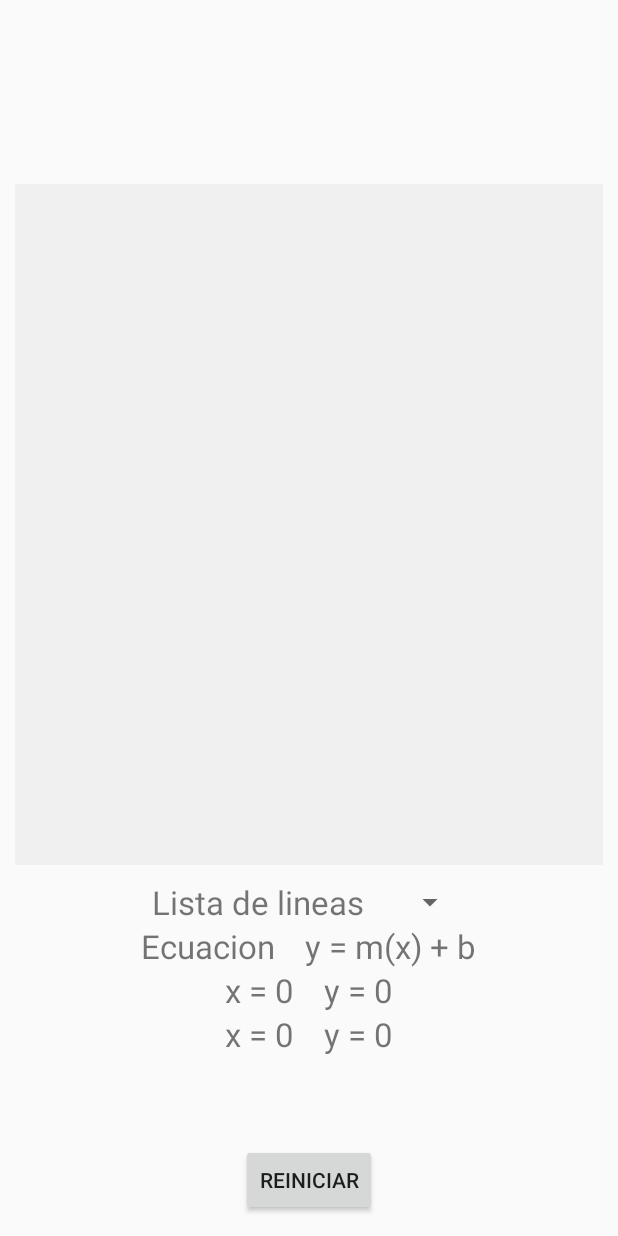
After one commit to launderex619/simulacion-por-computadora, an Android app: the layout fragment_dda__bressenham.xml on its own in the app's theme, with its tools: preview values and no code run, on a phone screen of 412 x 824 dp. The commit adds this screen. Run offline under Robolectric (Android 15) with nearby library versions, the phone set to English and light mode, and no system bars.

Commit message:
Actividad 2 completada

```diff
--- a/app/src/main/java/com/example/simulaciones/Activity/MainActivity.java
+++ b/app/src/main/java/com/example/simulaciones/Activity/MainActivity.java
@@ -78,6 +78,7 @@ public class MainActivity extends AppCompatActivity
     private void addTabsForLine() {
         tabLayout.addTab(tabLayout.newTab().setText(getText(R.string.line_title_dda)));
         tabLayout.addTab(tabLayout.newTab().setText(getText(R.string.line_title_bressenham)));
+        tabLayout.addTab(tabLayout.newTab().setText(getText(R.string.line_title_bressenham_dda)));
     }
 
     private void addTabsForPoints() {
--- a/app/src/main/java/com/example/simulaciones/Adapter/LineAdapter.java
+++ b/app/src/main/java/com/example/simulaciones/Adapter/LineAdapter.java
@@ -6,6 +6,7 @@ import android.support.v4.app.FragmentManager;
 import android.support.v4.app.FragmentPagerAdapter;
 import android.widget.Toast;
 
+import com.example.simulaciones.Fragment.DDA_Bressenham;
 import com.example.simulaciones.Fragment.LineBressenham;
 import com.example.simulaciones.Fragment.LineDDA;
 import com.example.simulaciones.Helper.Constants;
@@ -28,6 +29,8 @@ public class LineAdapter extends FragmentPagerAdapter {
                 return new LineDDA();
             case Constants.BRESSENHAM_LINE_FRAGMENT_PAGE:
                 return new LineBressenham();
+            case Constants.BRESSENHAM_DDA_LINE_FRAGMENT_PAGE:
+                return new DDA_Bressenham();
             default:
                 return new LineDDA();
         }
--- a/app/src/main/java/com/example/simulaciones/Helper/Constants.java
+++ b/app/src/main/java/com/example/simulaciones/Helper/Constants.java
@@ -3,6 +3,7 @@ package com.example.simulaciones.Helper;
 public class Constants {
     public static final int DDA_LINE_FRAGMENT_PAGE = 0;
     public static final int BRESSENHAM_LINE_FRAGMENT_PAGE = 1;
+    public static final int BRESSENHAM_DDA_LINE_FRAGMENT_PAGE = 2;
     public static final int POINT_FRAGMENT_PAGE = 0;
     public static final int POINT_HEIGHT_AREA = 1200;
     public static final int POINT_WIDTH_AREA = 1000;
@@ -11,6 +12,7 @@ public class Constants {
     public static final String pointFileName = "puntos.txt";
     public static final int MENU_ITEMS = 2;
     public static final int TABS_FOR_POINT = 1;
-    public static final int TABS_FOR_LINE = 2;
+    public static final int TABS_FOR_LINE = 3;
     public static final int REQUEST_FILE_EXTERNAL = 3;
+
 }
--- /dev/null
+++ b/app/src/main/res/layout/fragment_dda__bressenham.xml
@@ -0,0 +1,158 @@
+<FrameLayout xmlns:android="http://schemas.android.com/apk/res/android"
+    xmlns:tools="http://schemas.android.com/tools"
+    android:layout_width="match_parent"
+    android:layout_height="match_parent"
+    tools:context=".Fragment.DDA_Bressenham">
+
+
+    <ScrollView
+        android:layout_width="match_parent"
+        android:layout_height="match_parent"
+        android:fillViewport="true"
+        android:scrollbars="vertical">
+
+        <LinearLayout
+            android:layout_width="match_parent"
+            android:layout_height="wrap_content"
+            android:gravity="center"
+            android:orientation="vertical"
+            android:paddingTop="100dp"
+            android:scrollbars="vertical">
+
+            <LinearLayout
+                android:layout_width="match_parent"
+                android:layout_height="wrap_content"
+                android:layout_margin="10dp"
+                android:background="@color/color_low_gray"
+                android:orientation="vertical"
+                android:padding="2dp">
+
+                <ImageView
+                    android:id="@+id/point_draw_space"
+                    android:layout_width="match_parent"
+                    android:layout_height="450dp"
+                    android:scaleType="fitXY" />
+
+            </LinearLayout>
+
+            <LinearLayout
+                android:layout_width="match_parent"
+                android:layout_height="wrap_content"
+                android:gravity="center"
+                android:orientation="horizontal">
+
+                <TextView
+                    android:layout_width="wrap_content"
+                    android:layout_height="wrap_content"
+                    android:layout_marginStart="10dp"
+                    android:layout_marginEnd="10dp"
+                    android:text="@string/line_list"
+                    android:textSize="22sp" />
+
+                <Spinner
+                    android:id="@+id/spinner_line_list"
+                    android:layout_width="wrap_content"
+                    android:layout_height="wrap_content"
+                    android:layout_marginStart="10dp"
+                    android:layout_marginEnd="10dp" />
+
+            </LinearLayout>
+
+            <LinearLayout
+                android:layout_width="match_parent"
+                android:layout_height="wrap_content"
+                android:gravity="center"
+                android:orientation="horizontal">
+
+                <TextView
+                    android:layout_width="wrap_content"
+                    android:layout_height="wrap_content"
+                    android:layout_marginStart="10dp"
+                    android:layout_marginEnd="10dp"
+                    android:text="@string/ecuation"
+                    android:textSize="22sp" />
+
+                <TextView
+                    android:id="@+id/text_line_preview"
+                    android:layout_width="wrap_content"
+                    android:layout_height="wrap_content"
+                    android:layout_marginStart="10dp"
+                    android:layout_marginEnd="10dp"
+                    android:text="@string/line_preview"
+                    android:textSize="22sp" />
+            </LinearLayout>
+
+            <LinearLayout
+                android:layout_width="match_parent"
+                android:layout_height="wrap_content"
+                android:gravity="center"
+                android:orientation="horizontal">
+
+                <TextView
+                    android:id="@+id/text_line_x1"
+                    android:layout_width="wrap_content"
+                    android:layout_height="wrap_content"
+                    android:layout_marginStart="10dp"
+                    android:layout_marginEnd="10dp"
+                    android:text="@string/line_preview_x"
+                    android:textSize="22sp" />
+
+                <TextView
+                    android:id="@+id/text_line_y1"
+                    android:layout_width="wrap_content"
+                    android:layout_height="wrap_content"
+                    android:layout_marginStart="10dp"
+                    android:layout_marginEnd="10dp"
+                    android:text="@string/line_preview_y"
+                    android:textSize="22sp" />
+
+            </LinearLayout>
+
+            <LinearLayout
+                android:layout_width="match_parent"
+                android:layout_height="wrap_content"
+                android:gravity="center"
+                android:orientation="horizontal">
+
+                <TextView
+                    android:id="@+id/text_line_x2"
+                    android:layout_width="wrap_content"
+                    android:layout_height="wrap_content"
+                    android:layout_marginStart="10dp"
+                    android:layout_marginEnd="10dp"
+                    android:text="@string/line_preview_x"
+                    android:textSize="22sp" />
+
+                <TextView
+                    android:id="@+id/text_line_y2"
+                    android:layout_width="wrap_content"
+                    android:layout_height="wrap_content"
+                    android:layout_marginStart="10dp"
+                    android:layout_marginEnd="10dp"
+                    android:text="@string/line_preview_y"
+                    android:textSize="22sp" />
+
+            </LinearLayout>
+
+            <TextView
+                android:id="@+id/time_dda"
+                android:layout_width="wrap_content"
+                android:layout_height="wrap_content"
+                android:textSize="22sp"
+                />
+
+            <TextView
+                android:id="@+id/time_bressenham"
+                android:layout_width="wrap_content"
+                android:layout_height="wrap_content"
+                android:textSize="22sp"
+                />
+
+            <Button
+                android:id="@+id/btn_reset"
+                android:layout_width="wrap_content"
+                android:layout_height="wrap_content"
+                android:text="@string/reset" />
+        </LinearLayout>
+    </ScrollView>
+</FrameLayout>
--- a/app/src/main/res/values/strings.xml
+++ b/app/src/main/res/values/strings.xml
@@ -39,4 +39,5 @@
     <string name="read_permission_denied">Permiso de lectura denegado</string>
     <string name="ecuation">Ecuacion</string>
     <string name="choose_file">Elige un archivo</string>
+    <string name="line_title_bressenham_dda">DDA vs Bressenham</string>
 </resources>
```
Also changed, not shown: app/src/main/java/com/example/simulaciones/Fragment/DDA_Bressenham.java (added, +391 -0 lines), app/src/main/java/com/example/simulaciones/Fragment/Point.java (+6 -4 lines).
